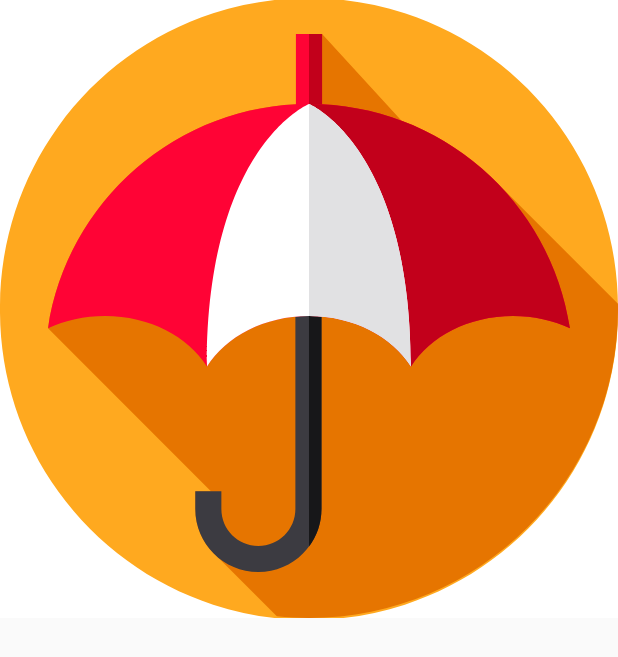
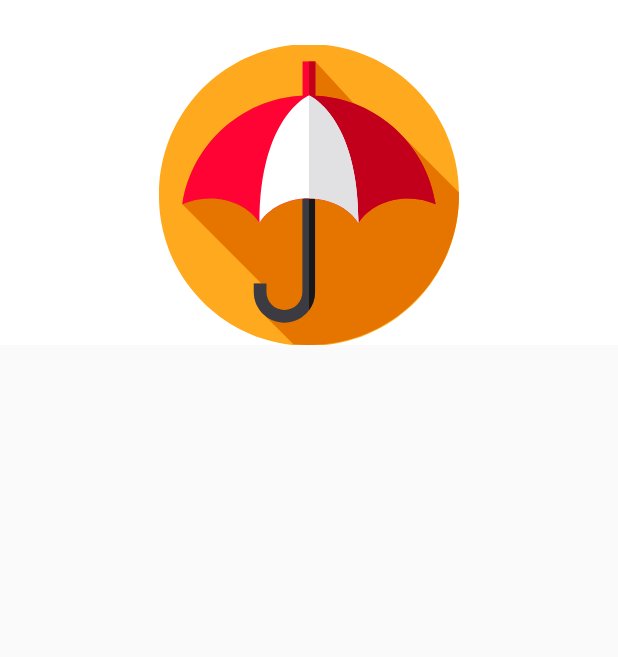
Before and after one commit to itsMike05/KotlinWeather, an Android app built with Jetpack Compose: the screen it shows after launch (MainActivity), on a phone screen of 412 x 824 dp. Shown: the top 657 px of the screen. Run offline under Robolectric (Android 15) with nearby library versions, the phone set to English and light mode, and no system bars.

Commit message:
Created the logo icon, added to the MainView

```diff
--- a/app/src/main/java/com/itsmike/weatherkotlin/MainActivity.kt
+++ b/app/src/main/java/com/itsmike/weatherkotlin/MainActivity.kt
@@ -3,14 +3,19 @@ package com.itsmike.weatherkotlin
 import android.os.Bundle
 import androidx.activity.ComponentActivity
 import androidx.activity.compose.setContent
+import androidx.compose.foundation.layout.Column
 import androidx.compose.foundation.layout.fillMaxSize
+import androidx.compose.foundation.layout.fillMaxWidth
+import androidx.compose.foundation.layout.padding
 import androidx.compose.material.MaterialTheme
 import androidx.compose.material.Surface
 import androidx.compose.material.Text
 import androidx.compose.runtime.Composable
+import androidx.compose.ui.Alignment
 import androidx.compose.ui.Modifier
 import androidx.compose.ui.graphics.Color
 import androidx.compose.ui.tooling.preview.Preview
+import androidx.compose.ui.unit.dp
 import com.itsmike.weatherkotlin.ui.theme.WeatherKotlinTheme
 
 class MainActivity : ComponentActivity() {
@@ -30,7 +35,17 @@ class MainActivity : ComponentActivity() {
 @Composable
 fun WeatherPage() {
 
-    WeatherIcon()
+    Column(
+        modifier = Modifier.fillMaxWidth()
+            .padding(
+                top = 30.dp,
+                start = 80.dp,
+                end = 80.dp
+            ),
+        horizontalAlignment = Alignment.CenterHorizontally
+    ) {
+        WeatherIcon()
+    }
 
 }
 
--- a/app/src/main/java/com/itsmike/weatherkotlin/WeatherIcon.kt
+++ b/app/src/main/java/com/itsmike/weatherkotlin/WeatherIcon.kt
@@ -1,10 +1,30 @@
 package com.itsmike.weatherkotlin
 
 import androidx.compose.foundation.Image
+import androidx.compose.foundation.layout.aspectRatio
+import androidx.compose.foundation.layout.width
 import androidx.compose.runtime.Composable
+import androidx.compose.ui.Modifier
 import androidx.compose.ui.res.painterResource
+import androidx.compose.ui.tooling.preview.Preview
+import androidx.compose.ui.unit.dp
+import com.itsmike.weatherkotlin.ui.theme.WeatherKotlinTheme
 
 @Composable
 fun WeatherIcon() {
-    Image(painter = painterResource(id = R.drawable.ic_logo), contentDescription = "App Logo")
+    Image(
+        painter = painterResource(id = R.drawable.ic_logo),
+        contentDescription = "App Logo",
+        modifier = Modifier
+            .width(200.dp)
+    )
 }
+
+
+@Preview (showBackground = true)
+@Composable
+fun IconPreview() {
+    WeatherKotlinTheme() {
+        WeatherIcon()
+    }
+}
```
